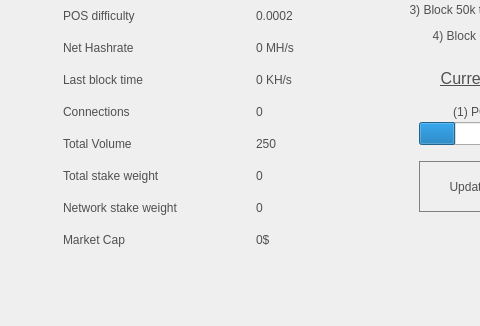
First picture: the form in src/qt/forms/statisticspage.ui, repository shnurf/silkcoin, before the edit; both pictures show x 0 to 480 and y 179 to 505 of the 681 by 505 pixel window.
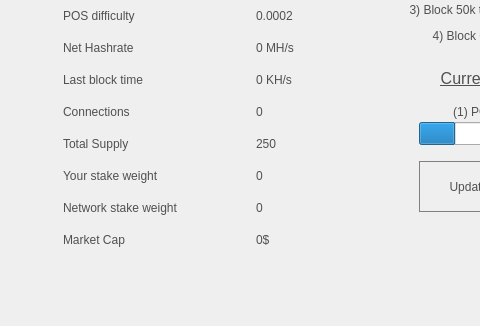
Second picture: the form after the edit. Icons and pictures are not drawn.

Diff of the .ui file:
```diff
--- a/src/qt/forms/statisticspage.ui
+++ b/src/qt/forms/statisticspage.ui
@@ -210,7 +210,7 @@
         <item row="8" column="0">
          <widget class="QLabel" name="label_8">
           <property name="text">
-           <string>&lt;html&gt;&lt;head/&gt;&lt;body&gt;&lt;p&gt;Total Volume&lt;/p&gt;&lt;/body&gt;&lt;/html&gt;</string>
+           <string>&lt;html&gt;&lt;head/&gt;&lt;body&gt;&lt;p&gt;Total Supply&lt;/p&gt;&lt;/body&gt;&lt;/html&gt;</string>
           </property>
          </widget>
         </item>
@@ -224,7 +224,7 @@
         <item row="9" column="0">
          <widget class="QLabel" name="label_10">
           <property name="text">
-           <string>&lt;html&gt;&lt;head/&gt;&lt;body&gt;&lt;p&gt;Total stake weight&lt;/p&gt;&lt;/body&gt;&lt;/html&gt;</string>
+           <string>&lt;html&gt;&lt;head/&gt;&lt;body&gt;&lt;p&gt;Your stake weight&lt;/p&gt;&lt;/body&gt;&lt;/html&gt;</string>
           </property>
          </widget>
         </item>
```
